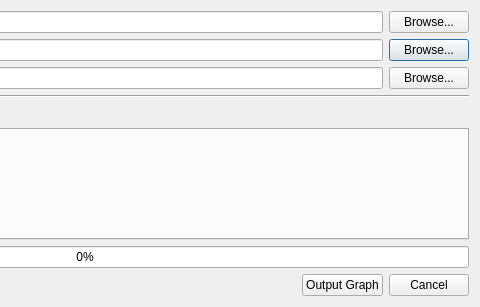
Qt form UI/from_vdo.ui (slgao/ProcessVDO) before a commit; both pictures show x 310 to 790 and y 0 to 307 of the 790 by 307 pixel window.
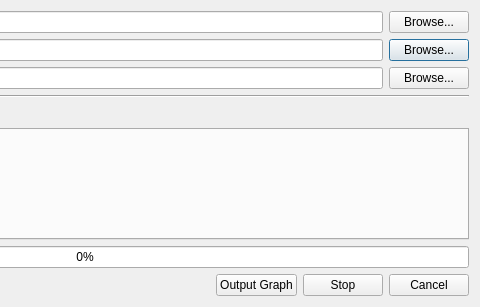
The same form after that commit.

Diff of the .ui file:
```diff
--- a/UI/from_vdo.ui
+++ b/UI/from_vdo.ui
@@ -249,6 +249,13 @@
        </property>
       </widget>
      </item>
+     <item>
+      <widget class="QPushButton" name="stop_btn">
+       <property name="text">
+        <string>Stop</string>
+       </property>
+      </widget>
+     </item>
      <item>
       <widget class="QPushButton" name="cancel_btn">
        <property name="text">
```
